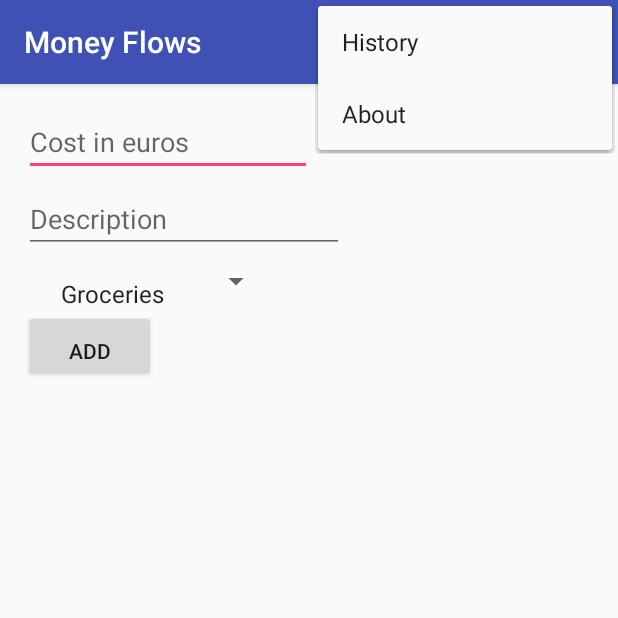
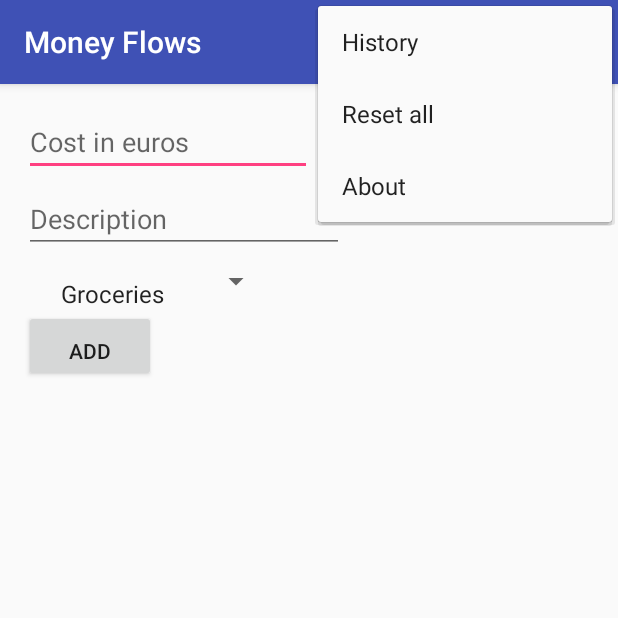
Before and after one commit to ilpeppino/MoneyFlows, an Android app: the screen it shows after launch (MainActivity), with the options menu open, on a phone screen of 412 x 824 dp, the top half of it. Run offline under Robolectric (Android 15) with nearby library versions, the phone set to English and light mode, and no system bars; libraries missing offline, so code that uses them is left out: org.achartengine, org.achartengine.model, org.achartengine.renderer; 13 statements that could not run were skipped.

Commit message:
[NOT TESTED] implement purge table functionality, added action on toolbar menu but need to create dialog window for confirming the action

```diff
--- a/app/src/main/java/com/fromzerotoandroid/moneyflows/BackgroundTask.java
+++ b/app/src/main/java/com/fromzerotoandroid/moneyflows/BackgroundTask.java
@@ -40,25 +40,35 @@ public class BackgroundTask extends AsyncTask<String, Void, String> {
     @Override
     protected String doInBackground(String... params) {
 
+        // Get the method name as first parameter
         String method = params[0];
+        String toReturn = "";
         DbOperations dbOperations = new DbOperations(c);
 
+        switch (method) {
+            // Add the cost in the db
+            case "add_cost":
 
-        if (method.equals("add_cost")) {
+                mCost = params[1];
+                mDescription = params[2];
+                mDate = params[3];
 
-            mCost = params[1];
-            mDescription = params[2];
-            mDate = params[3];
-            SQLiteDatabase db = dbOperations.getWritableDatabase();
+                SQLiteDatabase dbAdd = dbOperations.getWritableDatabase();
+                dbOperations.addRowToTable(dbAdd, mCost, mDescription, mDate);
+                dbOperations.close();
 
+                toReturn = "One row inserted...";
 
-            dbOperations.addRowToTable(db, mCost, mDescription, mDate);
+            case "reset_all":
+                // Purge the table from data
+                SQLiteDatabase dbReset = dbOperations.getWritableDatabase();
+                dbOperations.purgeTable(dbReset, FeedReaderContract.CostEntry.TABLE_NAME);
+                dbOperations.close();
 
-
+                toReturn = "Data cleared...";
         }
 
-        return "One row inserted";
-
+        return toReturn;
     }
 
     @Override
@@ -70,4 +80,6 @@ public class BackgroundTask extends AsyncTask<String, Void, String> {
     protected void onPostExecute(String result) {
         Toast.makeText(c, result, Toast.LENGTH_LONG).show();
     }
+
+
 }
--- a/app/src/main/java/com/fromzerotoandroid/moneyflows/DbOperations.java
+++ b/app/src/main/java/com/fromzerotoandroid/moneyflows/DbOperations.java
@@ -20,6 +20,8 @@ public class DbOperations extends SQLiteOpenHelper {
                     FeedReaderContract.CostEntry.COLUMN_NAME_COST + " text, " +
                     FeedReaderContract.CostEntry.COLUMN_NAME_DESCRIPTION + " text, " +
                     FeedReaderContract.CostEntry.COLUMN_NAME_DATE + " text);";
+
+    private static final String DELETE_TABLE = "DELETE FROM ";
 
     // This constructor MUST be defined
     public DbOperations(Context context) {
@@ -45,6 +47,11 @@ public class DbOperations extends SQLiteOpenHelper {
         Log.d(TAG, "Row inserted in the table...");
     }
 
+    public void purgeTable(SQLiteDatabase db, String tableNameToPurge) {
+
+        db.delete(tableNameToPurge, null, null);
+
+    }
     @Override
     public void onUpgrade(SQLiteDatabase db, int oldVersion, int newVersion) {
 
--- a/app/src/main/java/com/fromzerotoandroid/moneyflows/MainActivity.java
+++ b/app/src/main/java/com/fromzerotoandroid/moneyflows/MainActivity.java
@@ -64,7 +64,7 @@ public class MainActivity extends AppCompatActivity {
     private int accessnumber;
 
     private static final String ADD_COST = "add_cost";
-
+    private static final String RESET_ALL = "reset_all";
 
     @Override
     protected void onCreate(Bundle savedInstanceState) {
@@ -86,7 +86,7 @@ public class MainActivity extends AppCompatActivity {
         // Checks if this the first time the app is accessed
         accessnumber = usersSettings.getInt("accessnumber", 0);
 
-        // For first time usage simulation only, clean up the shared preferences
+        // For first time usage simulation only, clean up the shared preferences and purge table
         if (simulateFirstUse) {
             editor = usersSettings.edit();
             editor.clear();
@@ -99,6 +99,10 @@ public class MainActivity extends AppCompatActivity {
             editor = namesCategory.edit();
             editor.clear();
             editor.commit();
+
+            BackgroundTask backgroundTask = new BackgroundTask(this);
+            backgroundTask.execute(RESET_ALL, null);
+
 
         }
 
@@ -146,8 +150,9 @@ public class MainActivity extends AppCompatActivity {
             editor.commit();
             // Refresh the graphical view
             paintGraphics();
+
             // Insert this value in the table for the history
-            String date = new SimpleDateFormat("dd-MM-yyyy").format(new Date());
+            String date = new SimpleDateFormat("yyyyMMdd").format(new Date());
             BackgroundTask backgroundTask = new BackgroundTask(this);
             // The execute method trigger the doInBackground method in the backgroundtask
             backgroundTask.execute(ADD_COST, mCost, mDescription, date);
--- a/app/src/main/res/menu/actions_toolbar.xml
+++ b/app/src/main/res/menu/actions_toolbar.xml
@@ -2,17 +2,18 @@
 <menu xmlns:android="http://schemas.android.com/apk/res/android"
     xmlns:app="http://schemas.android.com/apk/res-auto">
 
-    <!-- "Mark Favorite", should appear as action button if possible -->
 
-    <!-- Settings, should always be in the overflow -->
     <item
         android:id="@+id/history"
         android:title="@string/history"
+        app:showAsAction="never" />
+    <item
+        android:id="@+id/resetall"
+        android:title="@string/resetall"
         app:showAsAction="never" />
     <item
         android:id="@+id/about"
         android:title="@string/about"
         app:showAsAction="never" />
 
-
 </menu>
--- a/app/src/main/res/values/strings.xml
+++ b/app/src/main/res/values/strings.xml
@@ -16,6 +16,7 @@
     <string name="history">History</string>
     <string name="about">About</string>
     <string name="title_activity_about">AboutActivity</string>
+    <string name="resetall">Reset all</string>
 
 
 </resources>
```
Also changed, not shown: app/src/main/java/com/fromzerotoandroid/moneyflows/FeedReaderContract.java (+10 -10 lines), 2 other files.
